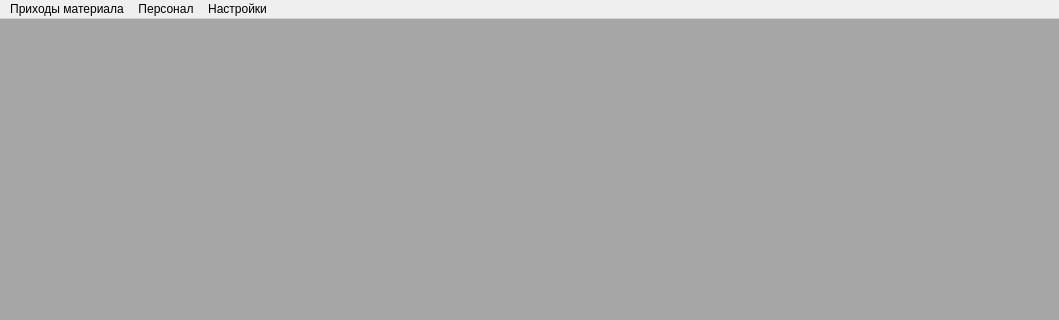
This is ui/main.ui in Meller008/CRM-Avi as Qt 5 draws it before an edit; both pictures show x 0 to 1059 and y 0 to 320 of the 1059 by 610 pixel window. The edited form follows.
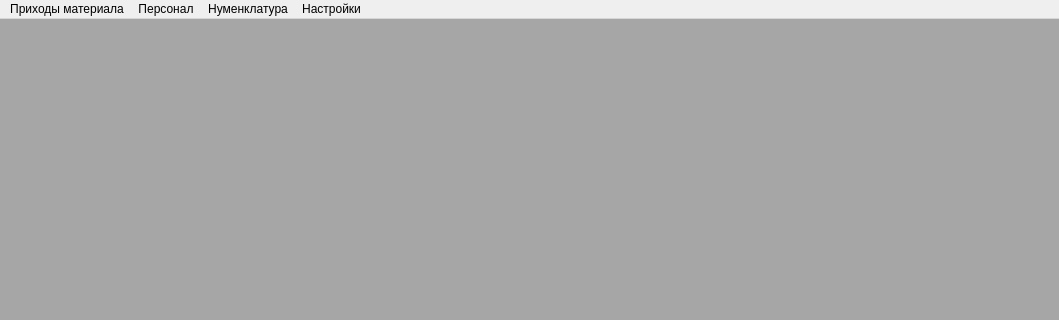
This is the edited form. Icons and pictures are not drawn.

The edit to the form file:
```diff
--- a/ui/main.ui
+++ b/ui/main.ui
@@ -121,8 +121,17 @@
     </property>
     <addaction name="ma_program_settings_path"/>
    </widget>
+   <widget class="QMenu" name="menu_7">
+    <property name="title">
+     <string>Нуменклатура</string>
+    </property>
+    <addaction name="ma_product_article"/>
+    <addaction name="ma_product_operations"/>
+    <addaction name="ma_clients"/>
+   </widget>
    <addaction name="menu"/>
    <addaction name="menu_4"/>
+   <addaction name="menu_7"/>
    <addaction name="menu_3"/>
   </widget>
   <widget class="QStatusBar" name="statusbar"/>
```
Left out of the diff: 49 changed lines with no effect on the pictures.
